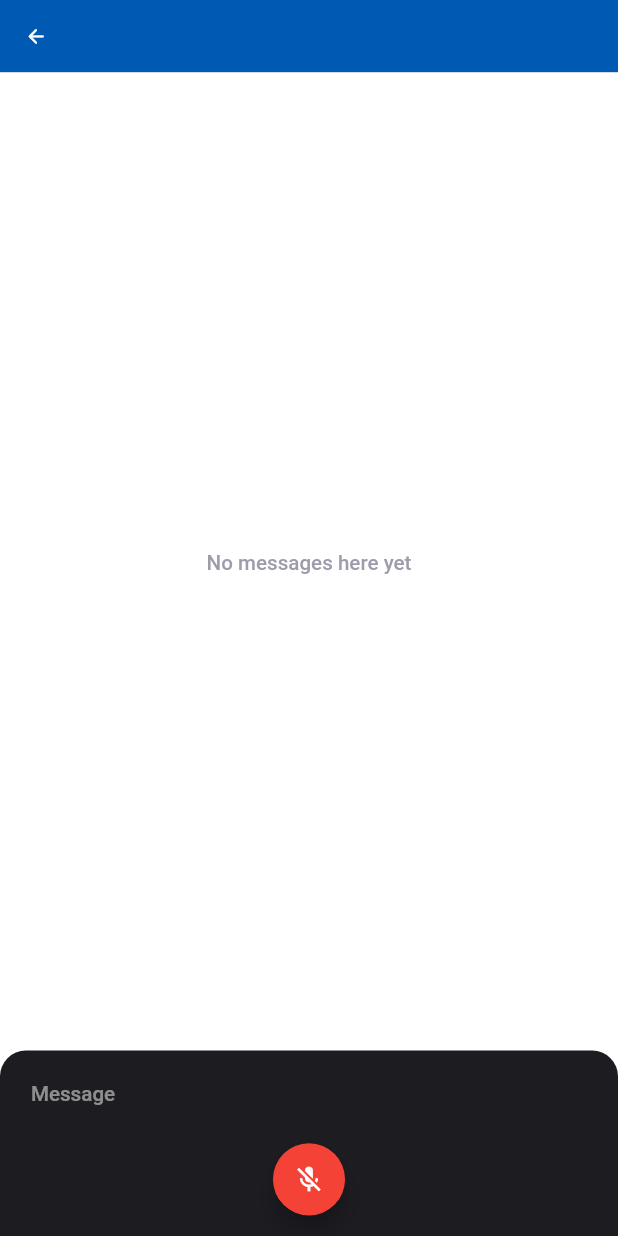
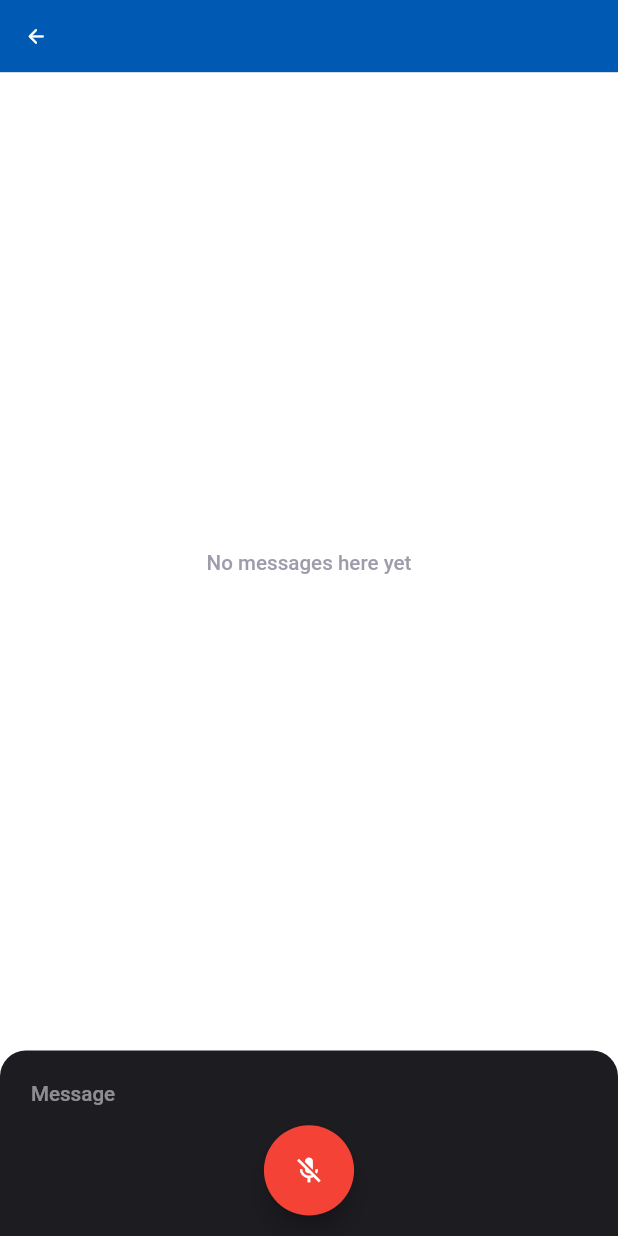
Before and after one commit to FedericoRipoli/EMAD2022_2023-8, a Flutter app: the ChatPage screen opened directly, on a phone screen of 412 x 824 dp. Run offline on Flutter 3.47's test engine with Material 2 defaults, Android fonts, the phone set to English and light mode, and no system bars; drawn by our look-alikes of getwidget; our stand-ins replace after_layout, bubble, flutter_chat_types, flutter_chat_ui, flutter_map, introduction_screen and 5 more; accounts and stored records are empty; project files that could hold a hidden picture were left out.

```diff
--- a/sws_frontend/lib/screens/Chat.dart
+++ b/sws_frontend/lib/screens/Chat.dart
@@ -115,13 +115,18 @@ class _ChatPageState extends State<ChatPage> {
   @override
   Widget build(BuildContext context) => Scaffold(
     floatingActionButtonLocation: FloatingActionButtonLocation.centerFloat,
-    floatingActionButton: FloatingActionButton(
+    floatingActionButton:
+    Container(
+      height: 70,
+      width: 70,
+      child: FloatingActionButton(
         backgroundColor: Colors.red,
         onPressed:
         // If not yet listening for speech start, otherwise stop
         _speechToText.isNotListening ? _startListening : _stopListening,
         tooltip: 'Listen',
         child: Icon(_speechToText.isNotListening ? Icons.mic_off : Icons.mic),
+      )
     ),
     appBar: GFAppBar(
       leading: GFIconButton(
```
Lines whose indentation alone changed are shown as unchanged.
